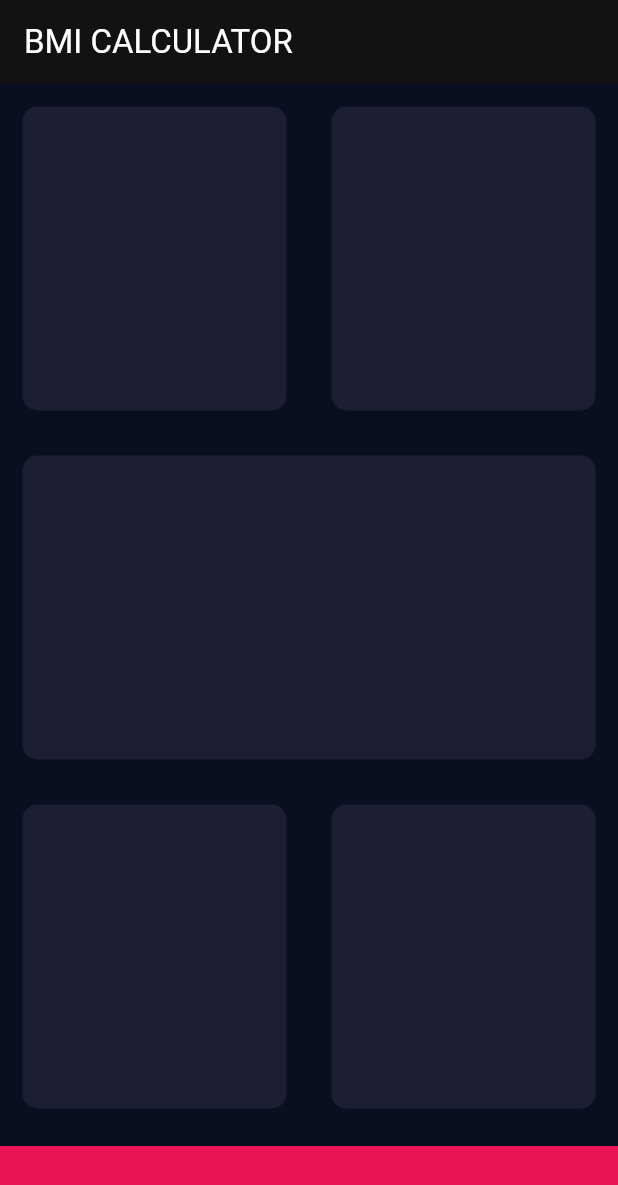
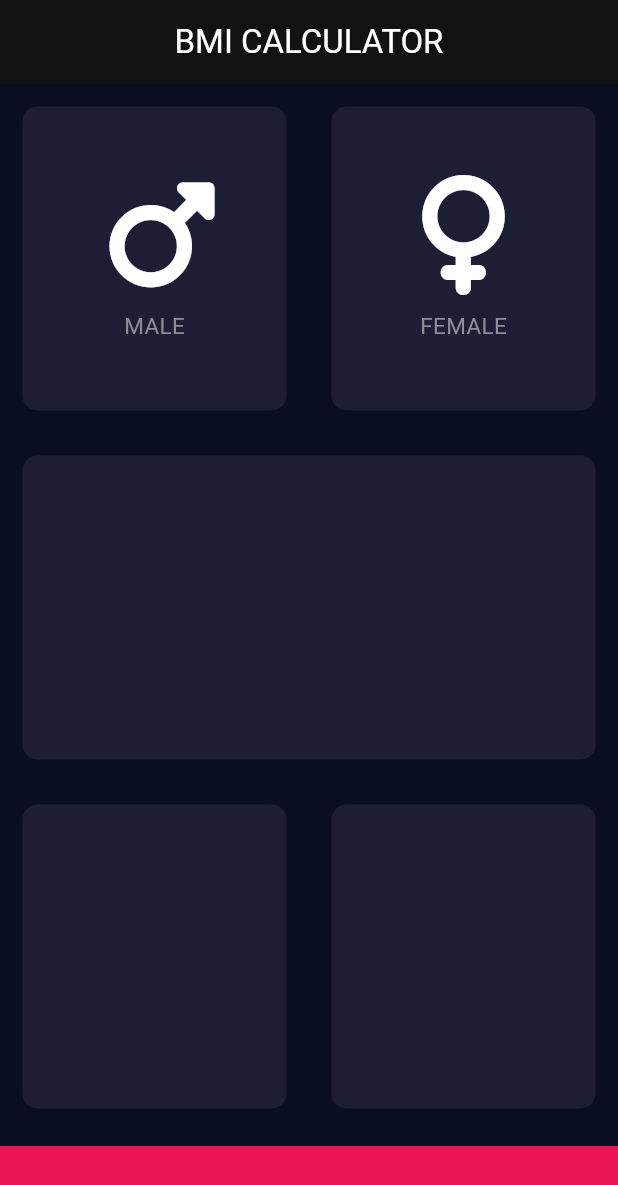
Before and after one commit to Yutarop/bmi_calc_app, a Flutter app: the screen it shows after launch, on a phone screen of 412 x 824 dp. Shown: the top 1185 px of the screen. Run offline on Flutter 3.47's test engine with Material 3 defaults, Android fonts, the phone set to English and light mode, and no system bars; our stand-ins replace font_awesome_flutter.

Commit message:
update input_page file

```diff
--- a/lib/input_page.dart
+++ b/lib/input_page.dart
@@ -1,4 +1,7 @@
 import 'package:flutter/material.dart';
+import 'package:font_awesome_flutter/font_awesome_flutter.dart';
+import 'icon_content.dart';
+import 'reusable_card.dart';
 
 const bottomContainerHeight = 60.0;
 const reusableCardColor = 0xFF1D1E33;
@@ -14,7 +17,7 @@ class _InputPageState extends State<InputPage> {
   Widget build(BuildContext context) {
     return Scaffold(
       appBar: AppBar(
-        title: Text('BMI CALCULATOR'),
+        title: Center(child: Text('BMI CALCULATOR')),
       ),
       body: Column(
         children: [
@@ -22,10 +25,16 @@ class _InputPageState extends State<InputPage> {
             child: Row(
               children: [
                 Expanded(
-                  child: ReusableCard(colour: Color(reusableCardColor)),
+                  child: ReusableCard(
+                      colour: Color(reusableCardColor),
+                    cardChild: IconContent(iconText: 'MALE', iconShape: FontAwesomeIcons.mars, shouldApplyPadding: true,),
+                  ),
                 ),
                 Expanded(
-                  child: ReusableCard(colour: Color(reusableCardColor),),
+                  child: ReusableCard(
+                    colour: Color(reusableCardColor),
+                    cardChild: IconContent(iconText: 'FEMALE', iconShape: FontAwesomeIcons.venus, shouldApplyPadding: false,),
+                  ),
                 ),
               ],
             ),
@@ -57,22 +66,3 @@ class _InputPageState extends State<InputPage> {
     );
   }
 }
-
-class ReusableCard extends StatelessWidget {
-  ReusableCard({required this.colour, this.cardChild});
-  final Color colour;
-  final Widget? cardChild;
-
-
-  @override
-  Widget build(BuildContext context) {
-    return Container(
-      margin: EdgeInsets.all(15.0),
-      decoration: BoxDecoration(
-        borderRadius: BorderRadius.circular(10),
-        color: colour,
-      ),
-      child: cardChild,
-    );
-  }
-}
```
